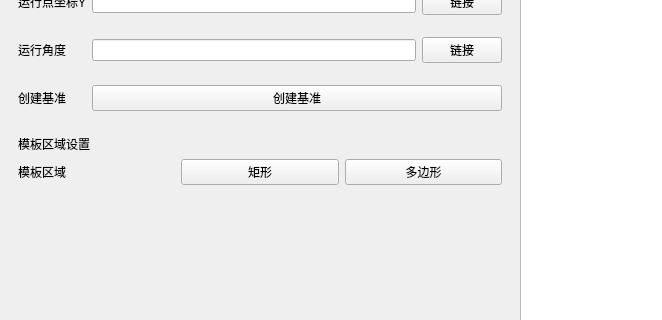
Qt form ui/PositionCorrectionDialog.ui (kunlingertfk-lang/-v2-) before a commit; both pictures show x 0 to 662 and y 203 to 523 of the 1320 by 820 pixel window.
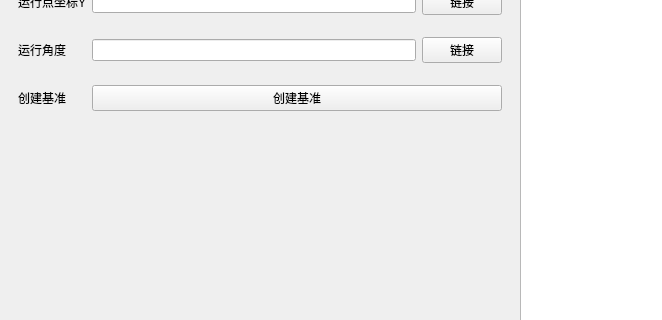
The same form after that commit.

What changed in the file:
```diff
--- a/ui/PositionCorrectionDialog.ui
+++ b/ui/PositionCorrectionDialog.ui
@@ -247,69 +247,6 @@
           </layout>
          </widget>
         </item>
-        <item>
-         <widget class="QFrame" name="templateCard">
-          <property name="panelRole" stdset="0">
-           <string>configCard</string>
-          </property>
-          <layout class="QVBoxLayout" name="templateLayout">
-           <item>
-            <widget class="QLabel" name="templateTitle">
-             <property name="text">
-              <string>模板区域设置</string>
-             </property>
-             <property name="role" stdset="0">
-              <string>cardTitle</string>
-             </property>
-            </widget>
-           </item>
-           <item>
-            <layout class="QHBoxLayout" name="templateToolsLayout">
-             <item>
-              <widget class="QLabel" name="templateField">
-               <property name="text">
-                <string>模板区域</string>
-               </property>
-              </widget>
-             </item>
-             <item>
-              <widget class="QPushButton" name="rectTemplateButton">
-               <property name="text">
-                <string>矩形</string>
-               </property>
-               <property name="checkable">
-                <bool>true</bool>
-               </property>
-              </widget>
-             </item>
-             <item>
-              <widget class="QPushButton" name="polygonTemplateButton">
-               <property name="text">
-                <string>多边形</string>
-               </property>
-               <property name="checkable">
-                <bool>true</bool>
-               </property>
-              </widget>
-             </item>
-            </layout>
-           </item>
-          </layout>
-         </widget>
-        </item>
-        <item>
-         <spacer name="templateSpacer">
-          <property name="orientation">
-           <enum>Qt::Horizontal</enum>
-          </property>
-          <property name="sizeHint" stdset="0">
-           <size>
-            <width>20</width>
-            <height>20</height>
-           </size>
-          </property>
-         </spacer>
-        </item>
         <item>
          <spacer name="parameterSpacer">
           <property name="orientation">
```
